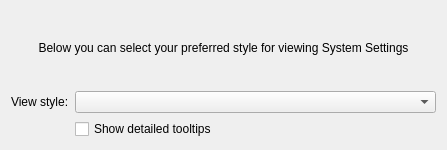
First picture: the form in app/configDialog.ui, repository KDE/systemsettings, before the edit.
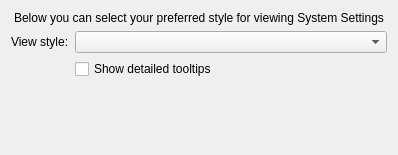
Second picture: the form after the edit. Custom widgets are drawn as their Qt base class.

Commit message: Optimise configuration dialog so it layouts correctly

```diff
--- a/app/configDialog.ui
+++ b/app/configDialog.ui
@@ -6,8 +6,8 @@
    <rect>
     <x>0</x>
     <y>0</y>
-    <width>447</width>
-    <height>150</height>
+    <width>398</width>
+    <height>155</height>
    </rect>
   </property>
   <layout class="QGridLayout" name="gridLayout">
@@ -47,6 +47,19 @@
      </property>
     </widget>
    </item>
+   <item row="3" column="1">
+    <spacer name="verticalSpacer">
+     <property name="orientation">
+      <enum>Qt::Vertical</enum>
+     </property>
+     <property name="sizeHint" stdset="0">
+      <size>
+       <width>20</width>
+       <height>44</height>
+      </size>
+     </property>
+    </spacer>
+   </item>
   </layout>
  </widget>
  <customwidgets>
```
Left out of the diff: 26 changed lines with no effect on the pictures.
